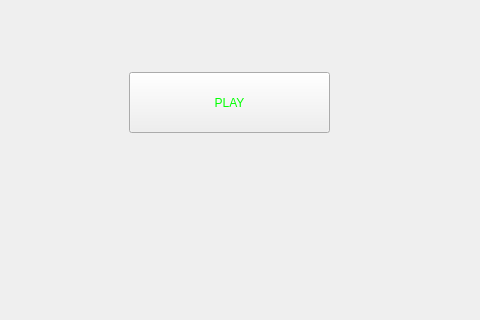
Old version of the form mainwindow.ui in the repository cps209teamalpha/space-alien; both pictures show x 171 to 651 and y 188 to 508 of the 800 by 600 pixel window.
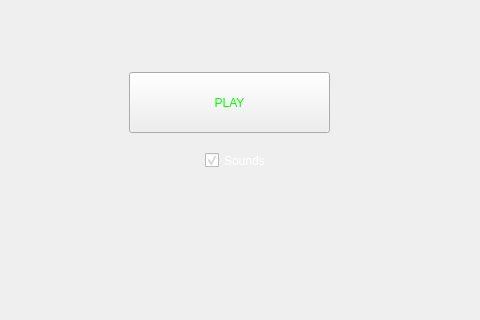
New version of the form. Icons and pictures are not drawn.

Commit message: Added aliens & sound option

```diff
--- a/mainwindow.ui
+++ b/mainwindow.ui
@@ -79,6 +79,28 @@
      <bool>true</bool>
     </property>
    </widget>
+   <widget class="QCheckBox" name="cbSound">
+    <property name="geometry">
+     <rect>
+      <x>376</x>
+      <y>340</y>
+      <width>70</width>
+      <height>17</height>
+     </rect>
+    </property>
+    <property name="autoFillBackground">
+     <bool>false</bool>
+    </property>
+    <property name="styleSheet">
+     <string notr="true">color: rgb(255, 255, 255);</string>
+    </property>
+    <property name="text">
+     <string>Sounds</string>
+    </property>
+    <property name="checked">
+     <bool>true</bool>
+    </property>
+   </widget>
   </widget>
   <widget class="QMenuBar" name="menuBar">
    <property name="geometry">
```
Left out of the diff: 2 changed lines with no effect on the pictures. The commit also changes 6 other files.
